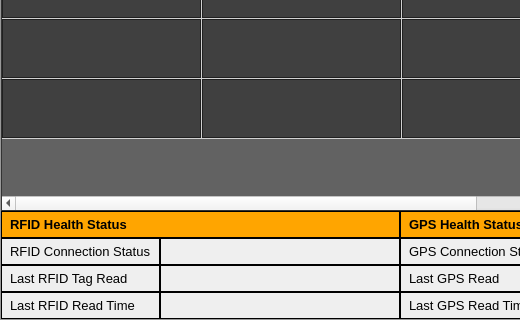
Old version of the form ui/main.ui in the repository DevGuruPro/rfid-python; both pictures show x 0 to 520 and y 266 to 586 of the 799 by 586 pixel window.
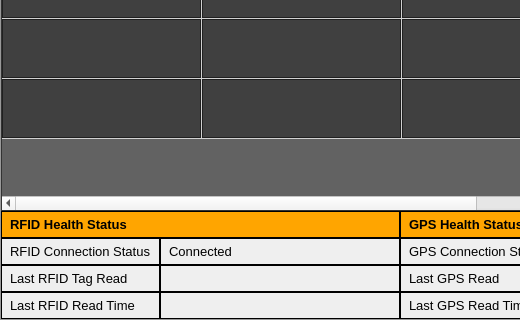
New version of the form. Icons and pictures are not drawn.

What changed in the file:
```diff
--- a/ui/main.ui
+++ b/ui/main.ui
@@ -381,7 +381,7 @@
 border: 1px solid black;</string>
                  </property>
                  <property name="text">
-                  <string/>
+                  <string>Connected</string>
                  </property>
                 </widget>
                </item>
```
